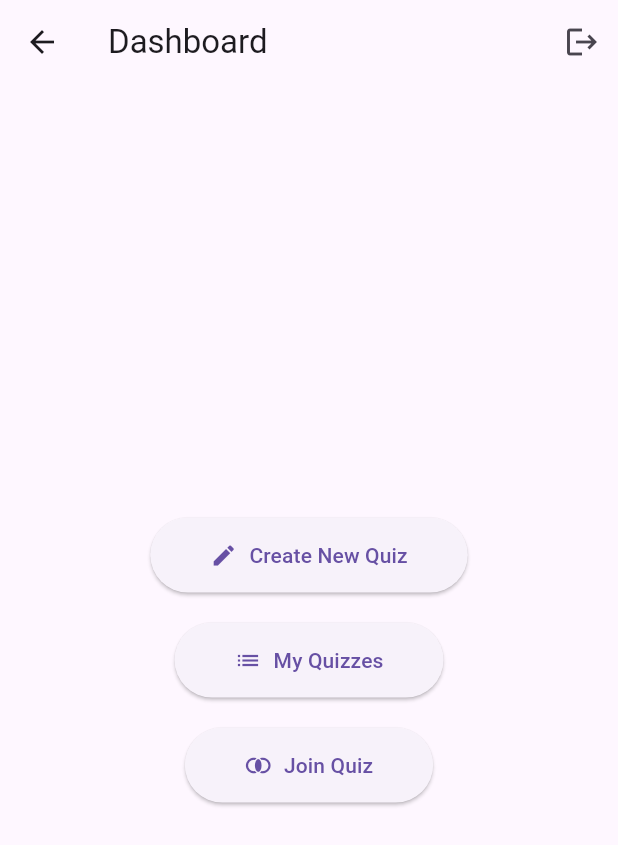
After one commit to eyabouden/mentorQuiz, a Flutter app: the DashboardPage screen opened by its route, on a phone screen of 412 x 824 dp. The commit adds this screen. Shown: the top 845 px of the screen. Run offline on Flutter 3.47's test engine with Material 3 defaults, Android fonts, the phone set to English and light mode, and no system bars; our stand-ins replace cloud_firestore, firebase_auth, firebase_core, google_sign_in; accounts and stored records are empty; project files that could hold a hidden picture were left out.

Commit message:
Saving progress before pull

```diff
--- /dev/null
+++ b/lib/dashboard_page.dart
@@ -0,0 +1,76 @@
+import 'package:flutter/material.dart';
+import 'package:firebase_auth/firebase_auth.dart';
+import 'create_quiz_page.dart';
+import 'my_quizzes_page.dart';
+import 'join_quiz_page.dart';
+import 'services/auth_service.dart';
+
+class DashboardPage extends StatelessWidget {
+  final AuthService _authService = AuthService();
+
+  @override
+  Widget build(BuildContext context) {
+    return Scaffold(
+      appBar: AppBar(
+        title: Text('Dashboard'),
+        actions: [
+          IconButton(
+            icon: Icon(Icons.logout),
+            onPressed: () async {
+              await _authService.signOut();
+              Navigator.of(context).pushNamedAndRemoveUntil('/', (route) => false);
+            },
+          )
+        ],
+      ),
+      body: Center(
+        child: Column(
+          mainAxisAlignment: MainAxisAlignment.center,
+          children: [
+            ElevatedButton.icon(
+              onPressed: () {
+                Navigator.push(
+                  context,
+                  MaterialPageRoute(builder: (context) => CreateQuizPage()),
+                );
+              },
+              icon: Icon(Icons.create),
+              label: Text('Create New Quiz'),
+              style: ElevatedButton.styleFrom(
+                padding: EdgeInsets.symmetric(horizontal: 40, vertical: 15),
+              ),
+            ),
+            SizedBox(height: 20),
+            ElevatedButton.icon(
+              onPressed: () {
+                Navigator.push(
+                  context,
+                  MaterialPageRoute(builder: (context) => MyQuizzesPage()),
+                );
+              },
+              icon: Icon(Icons.list),
+              label: Text('My Quizzes'),
+              style: ElevatedButton.styleFrom(
+                padding: EdgeInsets.symmetric(horizontal: 40, vertical: 15),
+              ),
+            ),
+            SizedBox(height: 20),
+            ElevatedButton.icon(
+              onPressed: () {
+                Navigator.push(
+                  context,
+                  MaterialPageRoute(builder: (context) => JoinQuizPage()),
+                );
+              },
+              icon: Icon(Icons.join_inner),
+              label: Text('Join Quiz'),
+              style: ElevatedButton.styleFrom(
+                padding: EdgeInsets.symmetric(horizontal: 40, vertical: 15),
+              ),
+            ),
+          ],
+        ),
+      ),
+    );
+  }
+}
--- a/lib/home_page.dart
+++ b/lib/home_page.dart
@@ -2,7 +2,7 @@ import 'package:firebase_auth/firebase_auth.dart';
 import 'package:flutter/material.dart';
 import 'services/auth_service.dart';
 import 'package:mentor_quiz/create_quiz_page.dart';
-import 'package:mentor_quiz/join_quiz_page.dart'; // Assuming you have this page
+import 'package:mentor_quiz/join_quiz_page.dart';
 
 class HomePage extends StatelessWidget {
   final AuthService _authService = AuthService();
@@ -25,7 +25,7 @@ class HomePage extends StatelessWidget {
                   Image.asset('assets/images/isi.svg', width: 100), // Replace with your app logo
                   SizedBox(width: 10),
                   Text(
-                    'Quiz Mentor',
+                    'Mentor Quiz',
                     style: TextStyle(
                       fontSize: 36,
                       fontWeight: FontWeight.bold,
@@ -98,7 +98,7 @@ class HomePage extends StatelessWidget {
               ),
               SizedBox(height: 10),
               Text(
-                '© 2025 Quiz Mentor - All rights reserved.',
+                '© 2025 Mentor Quiz - All rights reserved.',
                 style: TextStyle(
                   fontSize: 14,
                   color: Colors.grey,
--- a/pubspec.yaml
+++ b/pubspec.yaml
@@ -64,6 +64,7 @@ flutter:
   # To add assets to your application, add an assets section, like this:
   assets:
     - assets/images/
+    - assets/avatars/
 
   # An image asset can refer to one or more resolution-specific "variants", see
   # https://flutter.dev/to/resolution-aware-images
```
Also changed, not shown: lib/app.dart (+11 -2 lines), lib/my_quizzes_page.dart (+12 -13 lines), lib/quiz_edit_page.dart (added, +140 -0 lines), lib/quiz_competition_page.dart (added), lib/services/auth_service.dart (line endings or trailing spaces).
